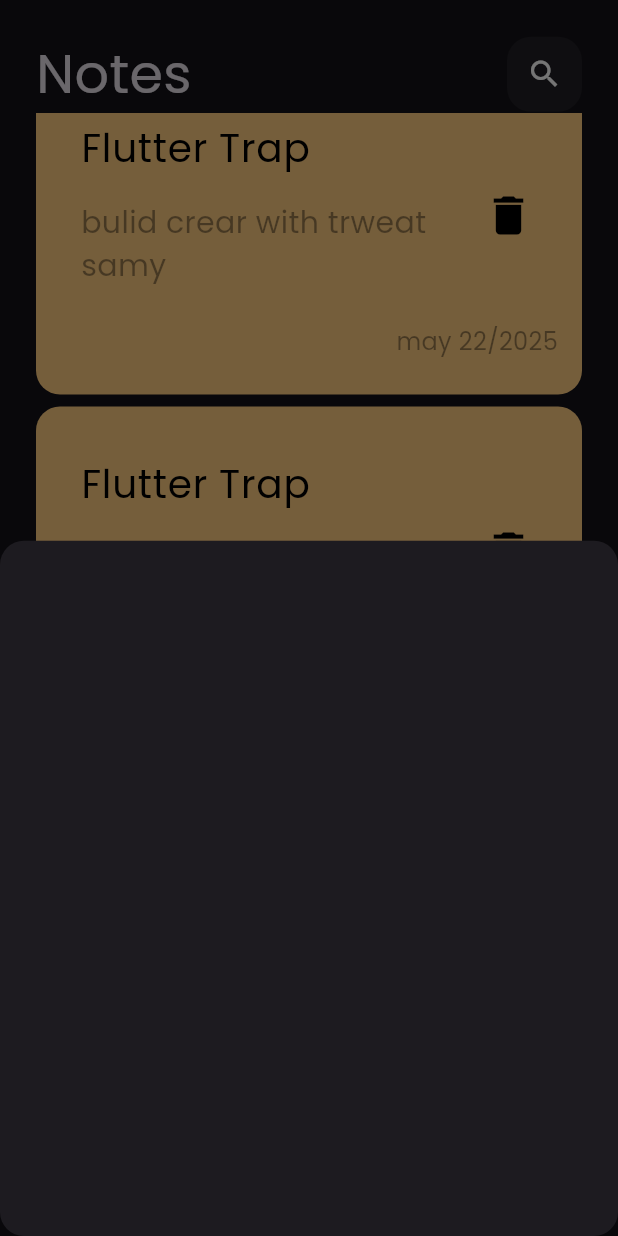
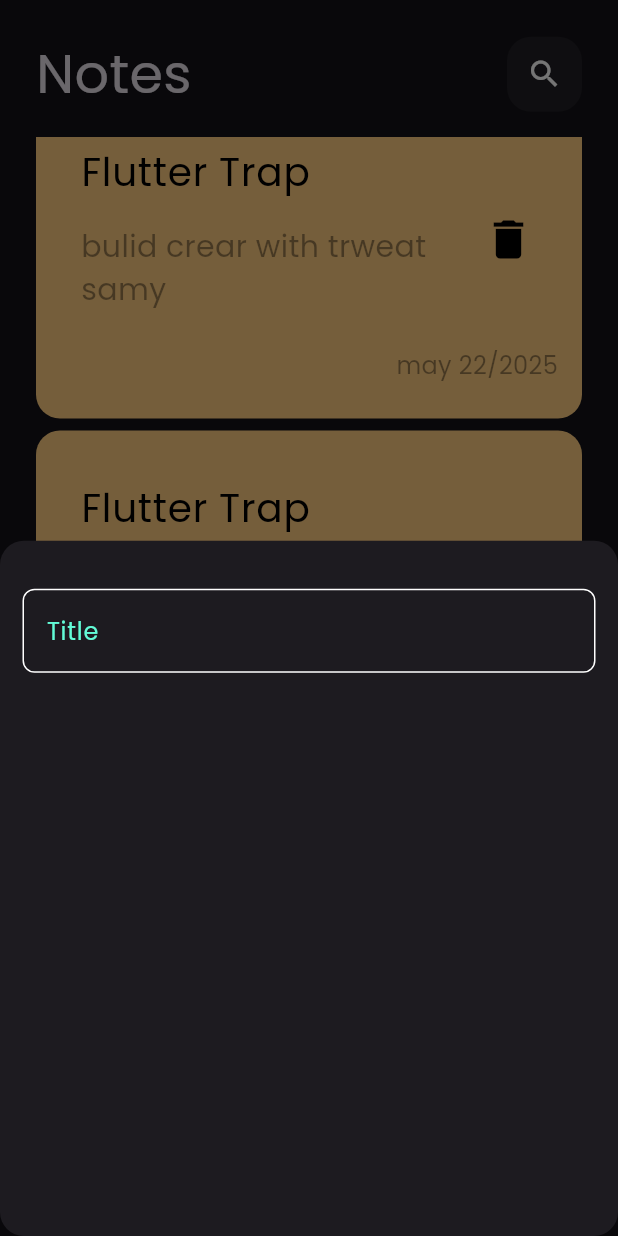
Before and after one commit to abdelrhman-3ashour/notes_app, a Flutter app: the screen it shows after launch, scrolled down 1152 dp, after a tap on the "add" icon, on a phone screen of 412 x 824 dp. Run offline on Flutter 3.47's test engine with Material 3 defaults, Android fonts, the phone set to English and light mode, and no system bars.

Commit message:
CoustomTextFiled

```diff
--- a/lib/widgets/add_note_buttom_sheet.dart
+++ b/lib/widgets/add_note_buttom_sheet.dart
@@ -1,10 +1,14 @@
 import 'package:flutter/material.dart';
+import 'package:np/widgets/coustom_text_filed.dart';
 
 class addnotebuttomsheet extends StatelessWidget {
   const addnotebuttomsheet({super.key});
 
   @override
   Widget build(BuildContext context) {
-    return Container();
+    return Padding(
+      padding: const EdgeInsets.symmetric(vertical: 32, horizontal: 15),
+      child: Column(children: [CoustomTextFiled()]),
+    );
   }
 }
--- /dev/null
+++ b/lib/widgets/constents.dart
@@ -0,0 +1,3 @@
+import 'dart:ui';
+
+const kprimarycolor = Color(0xff62FCD7);
--- /dev/null
+++ b/lib/widgets/coustom_text_filed.dart
@@ -0,0 +1,25 @@
+import 'package:flutter/material.dart';
+import 'package:np/widgets/constents.dart';
+
+class CoustomTextFiled extends StatelessWidget {
+  const CoustomTextFiled({super.key});
+
+  @override
+  Widget build(BuildContext context) {
+    return TextField(
+      cursorColor: kprimarycolor,
+      decoration: InputDecoration(
+        hintText: 'Title',
+        hintStyle: TextStyle(color: kprimarycolor),
+        border: bulidborder(),
+        enabledBorder: bulidborder(),
+        focusedBorder: bulidborder(kprimarycolor),
+      ),
+    );
+  }
+
+  OutlineInputBorder bulidborder([Color]) => OutlineInputBorder(
+    borderRadius: BorderRadius.circular(8),
+    borderSide: BorderSide(color: Color ?? Colors.white),
+  );
+}
--- a/lib/widgets/notes_list_view.dart
+++ b/lib/widgets/notes_list_view.dart
@@ -6,13 +6,17 @@ class noteslistview extends StatelessWidget {
 
   @override
   Widget build(BuildContext context) {
-    return ListView.builder(
+    return Padding(
+      padding: const EdgeInsets.symmetric(vertical: 16),
+      child: ListView.builder(
+        padding: EdgeInsets.all(0),
         itemBuilder: (context, index) {
           return const Padding(
             padding: const EdgeInsets.symmetric(vertical: 4),
             child: CustomNoteItem(),
           );
         },
+      ),
     );
   }
 }
```
Lines whose indentation alone changed are shown as unchanged.
